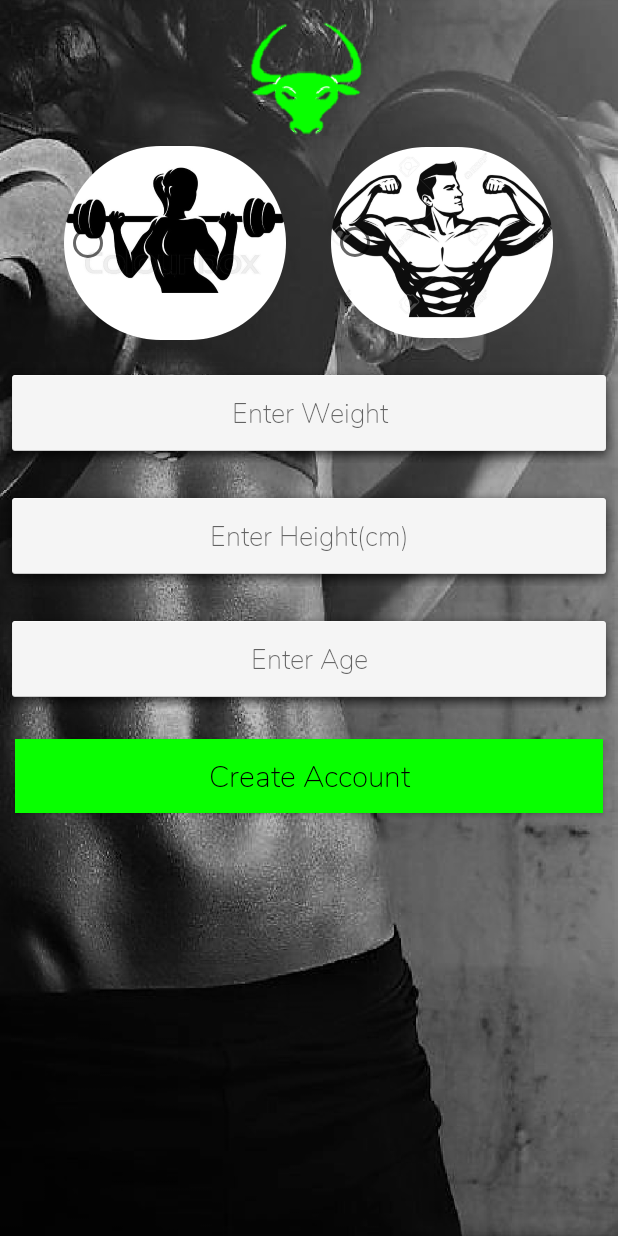
After one commit to cswafula/BullsGym, an Android app: the Register2 screen opened directly, with no data from a screen before it, on a phone screen of 412 x 824 dp. The commit adds this screen. Run offline under Robolectric (Android 15) with nearby library versions, the phone set to English and light mode, and no system bars.

Commit message:
Register activity 2 created

```diff
--- a/app/src/main/AndroidManifest.xml
+++ b/app/src/main/AndroidManifest.xml
@@ -21,7 +21,10 @@
         <activity
             android:name=".Loginpage"
             android:theme="@style/AppTheme2" />
-        <activity android:name=".Register"
+        <activity
+            android:name=".Register"
+            android:theme="@style/AppTheme2" />
+        <activity android:name=".Register2"
             android:theme="@style/AppTheme2"></activity>
     </application>
 
--- /dev/null
+++ b/app/src/main/java/com/example/charlie/bullsgym/Register2.java
@@ -0,0 +1,13 @@
+package com.example.charlie.bullsgym;
+
+import android.support.v7.app.AppCompatActivity;
+import android.os.Bundle;
+
+public class Register2 extends AppCompatActivity {
+
+    @Override
+    protected void onCreate(Bundle savedInstanceState) {
+        super.onCreate(savedInstanceState);
+        setContentView(R.layout.activity_register2);
+    }
+}
--- /dev/null
+++ b/app/src/main/res/layout/activity_register2.xml
@@ -0,0 +1,90 @@
+<?xml version="1.0" encoding="utf-8"?>
+<LinearLayout xmlns:android="http://schemas.android.com/apk/res/android"
+    xmlns:app="http://schemas.android.com/apk/res-auto"
+    xmlns:tools="http://schemas.android.com/tools"
+    android:layout_width="match_parent"
+    android:layout_height="match_parent"
+    tools:context=".Register2"
+    android:orientation="vertical"
+    android:background="@drawable/register2">
+
+    <ImageView
+        android:id="@+id/logo"
+        android:layout_width="match_parent"
+        android:layout_height="87dp"
+        android:layout_marginTop="10dp"
+        android:src="@drawable/logo"/>
+
+        <RadioGroup
+            android:layout_width="wrap_content"
+            android:layout_height="wrap_content"
+            android:orientation="horizontal"
+            android:layout_gravity="center_horizontal">
+
+            <RadioButton
+                android:layout_width="148sp"
+                android:layout_height="129sp"
+                android:background="@drawable/female"/>
+            <RadioButton
+                android:layout_width="148sp"
+                android:layout_height="127sp"
+                android:background="@drawable/male"
+                android:layout_marginLeft="30dp"/>
+        </RadioGroup>
+
+    <EditText
+        android:id="@+id/RegisterWeight"
+        android:layout_width="match_parent"
+        android:layout_height="wrap_content"
+        android:layout_marginTop="15dp"
+        android:background="@android:drawable/dialog_holo_light_frame"
+        android:gravity="center"
+        android:hint="@string/enter_weight"
+        android:inputType="text"
+        android:padding="20dp"
+        app:fontFamily="@font/nunito_extralight"
+        tools:ignore="TextFields" />
+    <EditText
+        android:id="@+id/RegisterHeight"
+        android:layout_width="match_parent"
+        android:layout_height="wrap_content"
+        android:layout_marginTop="15dp"
+        android:background="@android:drawable/dialog_holo_light_frame"
+        android:gravity="center"
+        android:hint="@string/enter_height"
+        android:inputType="text"
+        android:padding="20dp"
+        app:fontFamily="@font/nunito_extralight"
+        tools:ignore="TextFields" />
+
+    <EditText
+        android:id="@+id/RegisterAge"
+        android:layout_width="match_parent"
+        android:layout_height="wrap_content"
+        android:layout_marginTop="15dp"
+        android:background="@android:drawable/dialog_holo_light_frame"
+        android:gravity="center"
+        android:hint="@string/enter_age"
+        android:inputType="text"
+        android:padding="20dp"
+        app:fontFamily="@font/nunito_extralight"
+        tools:ignore="TextFields" />
+
+    <Button
+        android:id="@+id/CreateAccount"
+        android:layout_width="match_parent"
+        android:layout_height="wrap_content"
+        android:layout_marginTop="20dp"
+        android:background="@color/green"
+        android:gravity="center"
+        android:layout_marginRight="10dp"
+        android:layout_marginLeft="10dp"
+        android:textColor="@android:color/black"
+        android:padding="10dp"
+        android:text="@string/create_account_done"
+        app:fontFamily="@font/nunito_extralight"
+        android:textStyle="bold"
+        android:textSize="20sp"
+        android:textAllCaps="false" />
+
+    </LinearLayout>
--- a/app/src/main/res/values/strings.xml
+++ b/app/src/main/res/values/strings.xml
@@ -8,4 +8,8 @@
     <string name="continue_butoon">Continue</string>
     <string name="or">Or</string>
     <string name="signup_with_facebook">SignUp with Facebook</string>
+    <string name="enter_weight">Enter Weight</string>
+    <string name="enter_height">Enter Height(cm)</string>
+    <string name="enter_age">Enter Age</string>
+    <string name="create_account_done">Create Account</string>
 </resources>
```
Also changed, not shown: app/src/main/res/drawable/female.png (added), app/src/main/res/drawable/male.png (added), app/src/main/res/drawable/register2.png (added).
